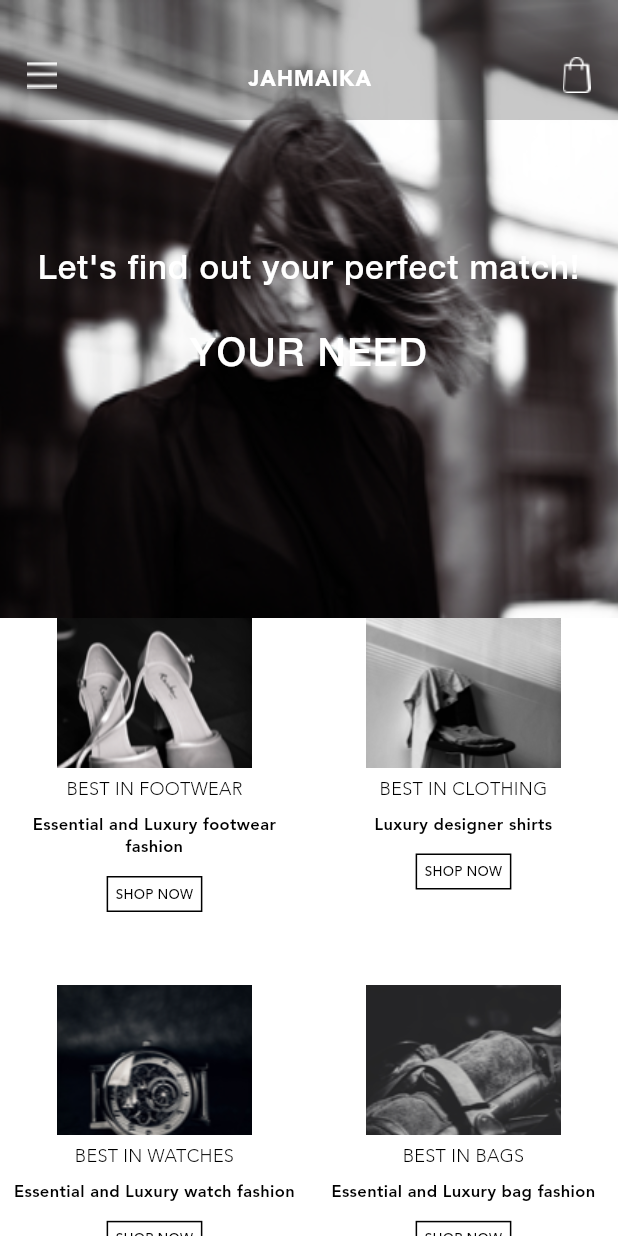
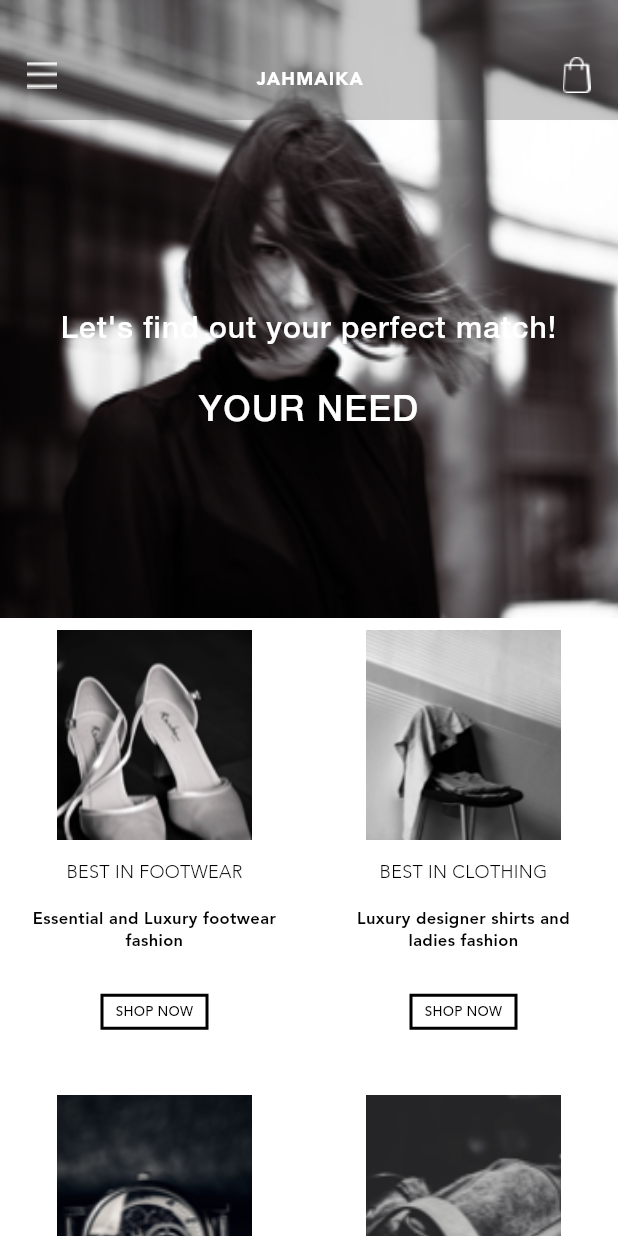
Before and after one commit to Stunntech/boutique-mobile-flutter, a Flutter app: the ItemCategorySelectionPage screen opened by its route, on a phone screen of 412 x 824 dp. Run offline on Flutter 3.47's test engine with Material 2 defaults, Android fonts, the phone set to English and light mode, and no system bars; project files that could hold a hidden picture were left out.

Commit message:
make application responsive

```diff
--- a/lib/screens/home_screens/item_category_selection.dart
+++ b/lib/screens/home_screens/item_category_selection.dart
@@ -6,8 +6,8 @@ import 'package:flutter_jahmaika/screens/sidenavigation_and_tracking_screens/sid
 List<_CategoryTile> _tiles = <_CategoryTile>[
   new _CategoryTile('assets/images/footwear.png', 'BEST IN FOOTWEAR',
       'Essential and Luxury footwear fashion'),
-  new _CategoryTile(
-      'assets/images/cloth.png', 'BEST IN CLOTHING', 'Luxury designer shirts'),
+  new _CategoryTile('assets/images/cloth.png', 'BEST IN CLOTHING',
+      'Luxury designer shirts and ladies fashion'),
   new _CategoryTile('assets/images/watch.png', 'BEST IN WATCHES',
       'Essential and Luxury watch fashion'),
   new _CategoryTile('assets/images/bag.png', 'BEST IN BAGS',
@@ -22,6 +22,25 @@ class ItemCategorySelectionPage extends StatefulWidget {
 }
 
 class ItemCategorySelectionPageState extends State<ItemCategorySelectionPage> {
+  double _LIST_ITEM_IMAGE_WIDTH;
+  double _LIST_ITEM_IMAGE_HEIGHT;
+  double _PADDING_SMALL;
+  double _PADDING_MEDIUM;
+  double _PADDING_LARGE;
+  double _MARGIN_SMALL;
+  double _MARGIN_MEDIUM;
+  double _MARGIN_LARGE;
+  double _TEXT_SIZE_YOUR_NEED;
+  double _TEXT_SIZE_PERFECT_MATCH;
+  double _TEXT_SIZE_JAHMAIKA;
+  double _TEXT_SIZE_ITEM_NAME;
+  double _TEXT_SIZE_ITEM_DESCRIPTION;
+  double _TEXT_SIZE_BUTTON;
+  double _LIST_ITEM_BUTTON_WIDTH;
+  double _LIST_ITEM_BUTTON_HEIGHT;
+  double _BUTTON_WIDTH;
+  double _MAIN_AXIS_SPACING;
+  double _CHILD_ASPECT_RATIO;
   @override
   Widget build(BuildContext context) {
     var shortestSide = MediaQuery.of(context).size.shortestSide;
@@ -31,25 +50,40 @@ class ItemCategorySelectionPageState extends State<ItemCategorySelectionPage> {
         color: Colors.white,
         child: new Column(
           children: <Widget>[
-            new Expanded(
-              child: new TopSection(),
+            _buildTopSection(),
+            _buildCategoryListSection(),
+          ],
         ),
-            new Expanded(
+      ),
+    );
+  }
+
+  Widget _buildCategoryListSection() {
+    return new Expanded(
+      flex: 1,
       child: new GridView.count(
-                childAspectRatio: 0.9,
+        childAspectRatio: _CHILD_ASPECT_RATIO,
         crossAxisCount: 2,
-                mainAxisSpacing: 16.0,
-                crossAxisSpacing: 0.0,
+        mainAxisSpacing: _MAIN_AXIS_SPACING,
         children: _tiles.map((_CategoryTile item) {
           return new GridTile(
-                    child: new Container(
+            child: _buildGridTileForCategoryList(item),
+          );
+        }).toList(),
+      ),
+    );
+  }
+
+  Widget _buildGridTileForCategoryList(_CategoryTile item) {
+    return new Container(
+      padding: new EdgeInsets.only(left: _PADDING_LARGE, right: _PADDING_LARGE),
       color: Colors.white,
-                        child: new Container(
       child: new Column(
+        mainAxisAlignment: MainAxisAlignment.spaceAround,
         children: <Widget>[
           new Container(
-                                width: 130.0,
-                                height: 100.0,
+            width: _LIST_ITEM_IMAGE_WIDTH,
+            height: _LIST_ITEM_IMAGE_HEIGHT,
             child: new Image.asset(
               item.imageUrl,
               fit: BoxFit.cover,
@@ -57,13 +91,12 @@ class ItemCategorySelectionPageState extends State<ItemCategorySelectionPage> {
           ),
           new Container(
             alignment: Alignment.center,
-                                margin: new EdgeInsets.only(top: 8.0),
             child: new Text(
               item.itemName,
               textAlign: TextAlign.center,
               style: new TextStyle(
                 color: Colors.black,
-                                    fontSize: 12.0,
+                fontSize: _TEXT_SIZE_ITEM_NAME,
                 letterSpacing: 0.2,
                 fontFamily: 'avenir_light',
               ),
@@ -71,41 +104,37 @@ class ItemCategorySelectionPageState extends State<ItemCategorySelectionPage> {
           ),
           new Container(
             alignment: Alignment.center,
-                                margin: new EdgeInsets.only(top: 8.0),
-                                padding:
-                                    new EdgeInsets.only(left: 8.0, right: 8.0),
             child: new Text(
               item.itemDescription,
               textAlign: TextAlign.center,
               style: new TextStyle(
                 color: Colors.black,
-                                    fontSize: 11.0,
+                fontSize: _TEXT_SIZE_ITEM_DESCRIPTION,
                 letterSpacing: 0.25,
                 fontFamily: 'avenir_heavy',
               ),
             ),
           ),
           new Container(
+            alignment: Alignment.center,
             child: new FlatButton(
               child: new Container(
-                                    padding: new EdgeInsets.only(
-                                        left: 5.0,
-                                        right: 5.0,
-                                        top: 5.0,
-                                        bottom: 5.0),
+                height: _LIST_ITEM_BUTTON_HEIGHT,
+                width: _LIST_ITEM_BUTTON_WIDTH,
+                alignment: Alignment.center,
                 decoration: new BoxDecoration(
                   color: Colors.white,
                   shape: BoxShape.rectangle,
                   border: new Border.all(
                     color: Colors.black,
-                                        width: 1.0,
+                    width: _BUTTON_WIDTH,
                   ),
                 ),
                 child: new Text(
                   'SHOP NOW',
                   style: new TextStyle(
                     color: Colors.black,
-                                        fontSize: 9.0,
+                    fontSize: _TEXT_SIZE_BUTTON,
                     letterSpacing: 0.19,
                     fontFamily: 'avenir_medium',
                   ),
@@ -116,32 +145,19 @@ class ItemCategorySelectionPageState extends State<ItemCategorySelectionPage> {
                 Navigator.push(
                   context,
                   new MaterialPageRoute(
-                                          builder: (context) =>
-                                              new StyleSelectionPage()),
+                      builder: (context) => new StyleSelectionPage()),
                 );
               },
             ),
           ),
         ],
       ),
-                        )),
-                  );
-                }).toList(),
-              ),
-            ),
-          ],
-        ),
-      ),
     );
   }
 
-  void _setFontSizeAndStyle(double shortestSide) {}
-}
-
-class TopSection extends StatelessWidget {
-  @override
-  Widget build(BuildContext context) {
-    return new Container(
+  Widget _buildTopSection() {
+    return new Expanded(
+        child: new Container(
       decoration: new BoxDecoration(
         image: new DecorationImage(
           image: new AssetImage("assets/images/bg_select_item_type.png"),
@@ -151,7 +167,7 @@ class TopSection extends StatelessWidget {
       child: new Column(
         children: <Widget>[
           new Container(
-            padding: new EdgeInsets.all(8.0),
+            padding: new EdgeInsets.all(_PADDING_SMALL),
             decoration: new BoxDecoration(
               color: const Color(0x4D4a4a4a),
             ),
@@ -169,21 +185,21 @@ class TopSection extends StatelessWidget {
                     //  Navigator.pop(context);
                   },
                   child: new Container(
-                    margin: new EdgeInsets.only(top: 20.0),
-                    padding: new EdgeInsets.all(10.0),
+                    margin: new EdgeInsets.only(top: _MARGIN_SMALL),
+                    padding: new EdgeInsets.all(_PADDING_MEDIUM),
                     child: new Image.asset(
                       "assets/images/menu_white.png",
                     ),
                   ),
                 ),
                 new Container(
-                  margin: new EdgeInsets.only(top: 25.0),
+                  margin: new EdgeInsets.only(top: _MARGIN_MEDIUM),
                   child: new Text(
                     'JAHMAIKA',
                     textAlign: TextAlign.center,
                     style: new TextStyle(
                       color: Colors.white,
-                      fontSize: 14.0,
+                      fontSize: _TEXT_SIZE_JAHMAIKA,
                       fontFamily: 'avenir_black',
                       letterSpacing: 0.78,
                     ),
@@ -199,8 +215,8 @@ class TopSection extends StatelessWidget {
                   },
                   child: new Container(
                     alignment: Alignment.topRight,
-                    margin: new EdgeInsets.only(top: 20.0),
-                    padding: new EdgeInsets.all(10.0),
+                    margin: new EdgeInsets.only(top: _MARGIN_SMALL),
+                    padding: new EdgeInsets.all(_PADDING_MEDIUM),
                     child: new Image.asset(
                       "assets/images/shopping_bag_white.png",
                     ),
@@ -209,16 +225,20 @@ class TopSection extends StatelessWidget {
               ],
             ),
           ),
+          new Expanded(
+              child: new Column(
+            mainAxisAlignment: MainAxisAlignment.center,
+            children: <Widget>[
               new Container(
-            margin: new EdgeInsets.only(top: 85.0),
-            padding: new EdgeInsets.only(left: 20.0, right: 20.0),
+                padding: new EdgeInsets.only(
+                    left: _PADDING_LARGE, right: _PADDING_LARGE),
                 alignment: Alignment.center,
                 child: new Text(
                   "Let's find out your perfect match!",
                   textAlign: TextAlign.center,
                   style: new TextStyle(
                     color: Colors.white,
-                fontSize: 22.0,
+                    fontSize: _TEXT_SIZE_PERFECT_MATCH,
                     fontFamily: 'helvetica_neue_medium',
                     letterSpacing: 0.69,
                   ),
@@ -226,21 +246,67 @@ class TopSection extends StatelessWidget {
               ),
               new Container(
                 alignment: Alignment.center,
-            margin: new EdgeInsets.only(top: 28.0, bottom: 16.0),
+                margin: new EdgeInsets.only(top: _MARGIN_LARGE),
                 child: new Text(
                   "YOUR NEED",
                   textAlign: TextAlign.center,
                   style: new TextStyle(
                     color: Colors.white,
-                fontSize: 26.0,
+                    fontSize: _TEXT_SIZE_YOUR_NEED,
                     fontFamily: 'helvetica_neue_medium',
                     letterSpacing: 0.83,
                   ),
                 ),
               ),
             ],
+          )),
+        ],
       ),
-    );
+    ));
+  }
+
+  void _setFontSizeAndStyle(double shortestSide) {
+    if (shortestSide < 600) {
+      _LIST_ITEM_IMAGE_WIDTH = 130.0;
+      _LIST_ITEM_IMAGE_HEIGHT = 140.0;
+      _PADDING_SMALL = 8.0;
+      _PADDING_MEDIUM = 10.0;
+      _PADDING_LARGE = 20.0;
+      _MARGIN_SMALL = 20.0;
+      _MARGIN_MEDIUM = 25.0;
+      _MARGIN_LARGE = 28.0;
+      _TEXT_SIZE_YOUR_NEED = 24.0;
+      _TEXT_SIZE_PERFECT_MATCH = 20.0;
+      _TEXT_SIZE_JAHMAIKA = 12.0;
+      _TEXT_SIZE_ITEM_NAME = 12.0;
+      _TEXT_SIZE_ITEM_DESCRIPTION = 11.0;
+      _TEXT_SIZE_BUTTON = 9.0;
+      _LIST_ITEM_BUTTON_WIDTH = 72.0;
+      _LIST_ITEM_BUTTON_HEIGHT = 24.0;
+      _BUTTON_WIDTH = 2.0;
+      _MAIN_AXIS_SPACING = 16.0;
+      _CHILD_ASPECT_RATIO = 0.7;
+    } else if (shortestSide >= 600) {
+      _LIST_ITEM_IMAGE_WIDTH = 250.0;
+      _LIST_ITEM_IMAGE_HEIGHT = 210.0;
+      _PADDING_SMALL = 12.0;
+      _PADDING_MEDIUM = 15.0;
+      _PADDING_LARGE = 30.0;
+      _MARGIN_SMALL = 30.0;
+      _MARGIN_MEDIUM = 37.0;
+      _MARGIN_LARGE = 42.0;
+      _TEXT_SIZE_YOUR_NEED = 48.0;
+      _TEXT_SIZE_PERFECT_MATCH = 40.0;
+      _TEXT_SIZE_JAHMAIKA = 24.0;
+      _TEXT_SIZE_ITEM_NAME = 24.0;
+      _TEXT_SIZE_ITEM_DESCRIPTION = 22.0;
+      _TEXT_SIZE_BUTTON = 18.0;
+      _LIST_ITEM_BUTTON_WIDTH = 152.0;
+      _LIST_ITEM_BUTTON_HEIGHT = 38.0;
+      _BUTTON_WIDTH = 2.0;
+      _MAIN_AXIS_SPACING = 32.0;
+      _CHILD_ASPECT_RATIO = 0.9;
+    }
   }
 }
 
```
Lines whose indentation alone changed are shown as unchanged.
